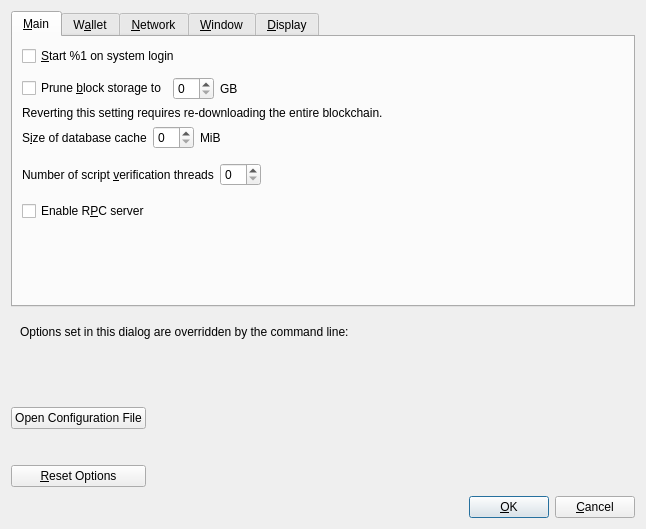
This is src/qt/forms/optionsdialog.ui in l0rinc/bitcoin as Qt 5 draws it before an edit. The edited form follows.
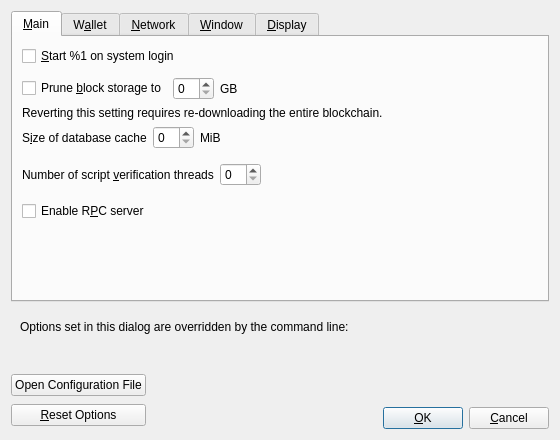
This is the edited form. Custom widgets are drawn as their Qt base class.

Diff of the .ui file:
```diff
--- a/src/qt/forms/optionsdialog.ui
+++ b/src/qt/forms/optionsdialog.ui
@@ -6,8 +6,8 @@
    <rect>
     <x>0</x>
     <y>0</y>
-    <width>646</width>
-    <height>529</height>
+    <width>560</width>
+    <height>440</height>
    </rect>
   </property>
   <property name="windowTitle">
```
